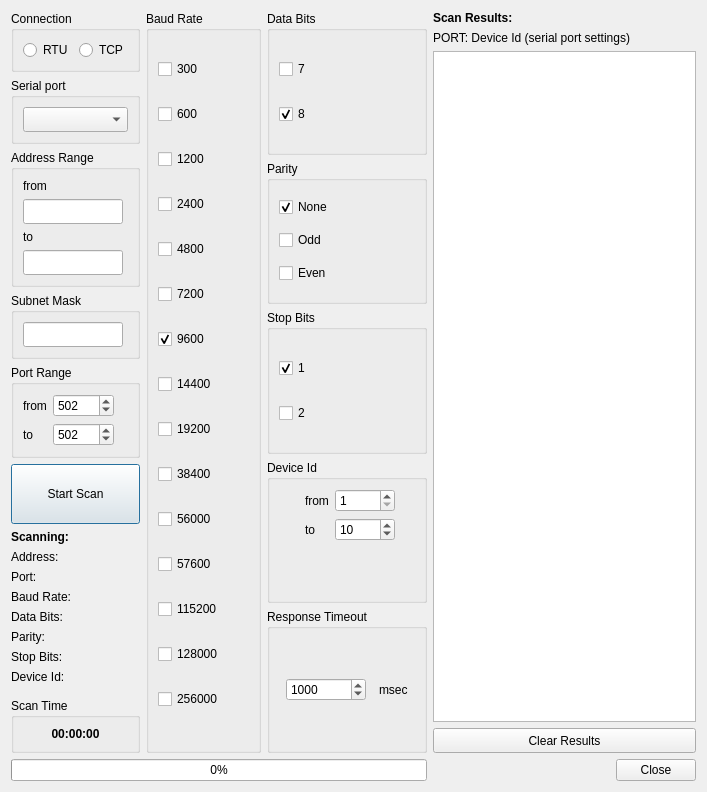
First picture: the form in omodscan/dialogs/dialogmodbusscanner.ui, repository sanny32/OpenModScan, before the edit.
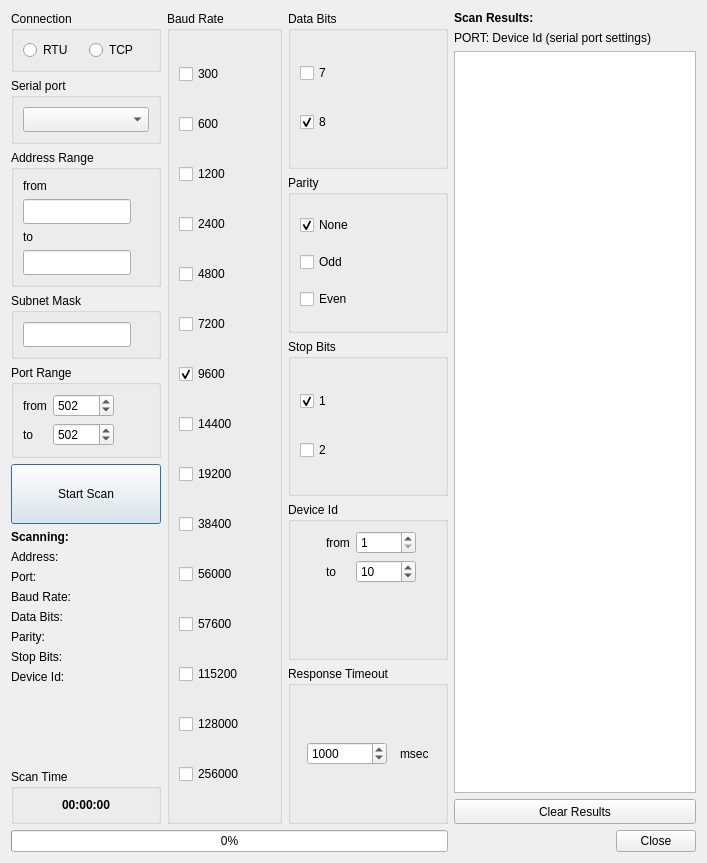
Second picture: the form after the edit. Custom widgets are drawn as their Qt base class.

Commit message: Correct modbus scanner ui under linux

Patch:
```diff
--- a/omodscan/dialogs/dialogmodbusscanner.ui
+++ b/omodscan/dialogs/dialogmodbusscanner.ui
@@ -7,7 +7,7 @@
     <x>0</x>
     <y>0</y>
     <width>707</width>
-    <height>792</height>
+    <height>863</height>
    </rect>
   </property>
   <property name="windowTitle">
@@ -222,16 +222,10 @@
             </property>
             <property name="minimumSize">
              <size>
-              <width>100</width>
+              <width>0</width>
               <height>25</height>
              </size>
             </property>
-            <property name="maximumSize">
-             <size>
-              <width>100</width>
-              <height>16777215</height>
-             </size>
-            </property>
            </widget>
           </item>
           <item>
@@ -251,16 +245,10 @@
             </property>
             <property name="minimumSize">
              <size>
-              <width>100</width>
+              <width>0</width>
               <height>25</height>
              </size>
             </property>
-            <property name="maximumSize">
-             <size>
-              <width>100</width>
-              <height>16777215</height>
-             </size>
-            </property>
            </widget>
           </item>
          </layout>
@@ -282,16 +270,10 @@
             </property>
             <property name="minimumSize">
              <size>
-              <width>100</width>
+              <width>0</width>
               <height>25</height>
              </size>
             </property>
-            <property name="maximumSize">
-             <size>
-              <width>100</width>
-              <height>16777215</height>
-             </size>
-            </property>
            </widget>
           </item>
          </layout>
@@ -374,7 +356,7 @@
         <widget class="QPushButton" name="pushButtonScan">
          <property name="minimumSize">
           <size>
-           <width>0</width>
+           <width>150</width>
            <height>60</height>
           </size>
          </property>
```
The commit also changes 1 other file.
